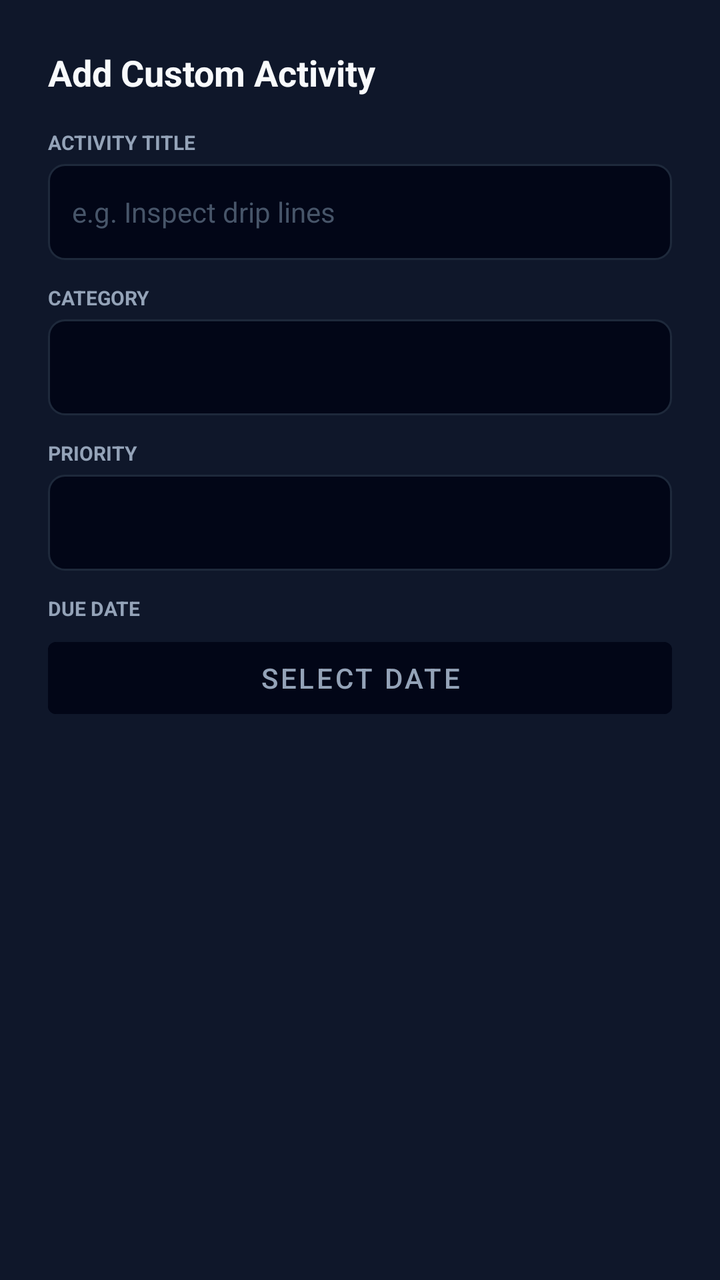
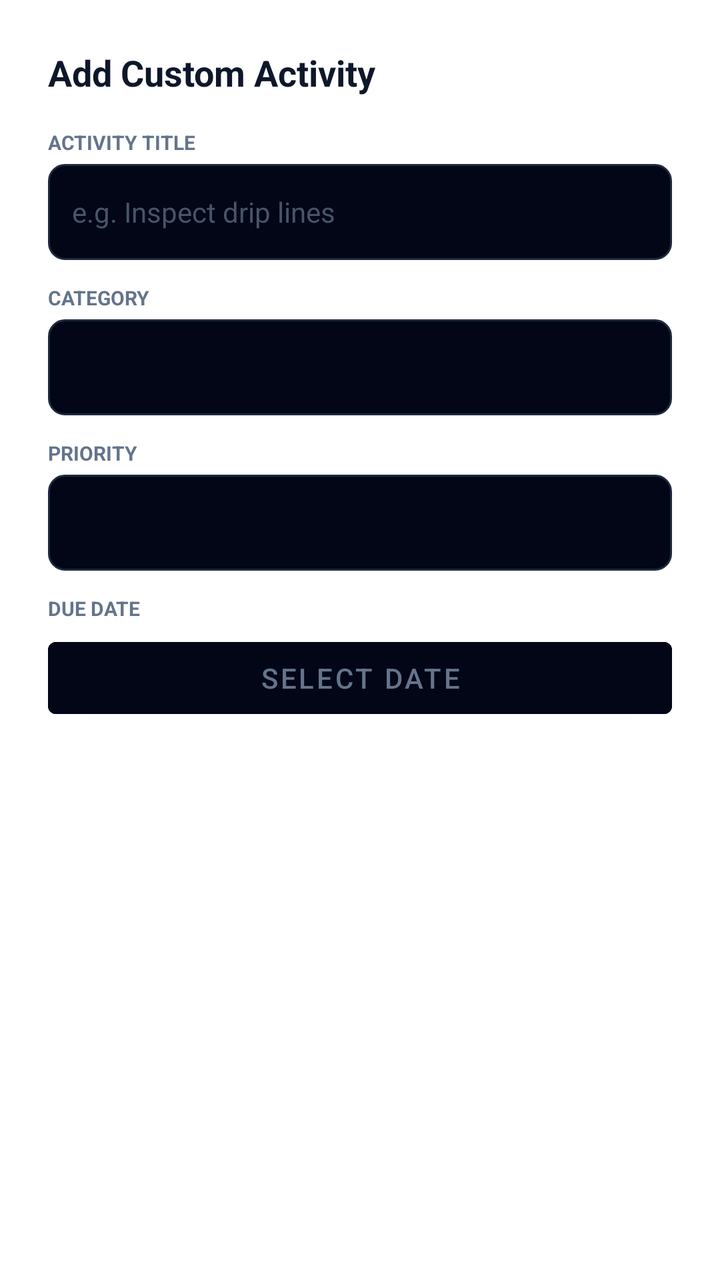

Two renders of the same Android screen: before a commit and after it. Below are the layout's source before the change and the commit's diff.
<!-- AndroidManifest.xml: application theme AppTheme -->
<!-- res/layout/dialog_add_task.xml -->
<?xml version="1.0" encoding="utf-8"?>
<LinearLayout xmlns:android="http://schemas.android.com/apk/res/android"
    android:layout_width="match_parent"
    android:layout_height="wrap_content"
    android:orientation="vertical"
    android:padding="24dp"
    android:background="#0f172a">

    <TextView
        android:layout_width="match_parent"
        android:layout_height="wrap_content"
        android:text="Add Custom Activity"
        android:textColor="#f8fafc"
        android:textSize="18sp"
        android:textStyle="bold"
        android:layout_marginBottom="16dp" />

    <TextView
        android:layout_width="wrap_content"
        android:layout_height="wrap_content"
        android:text="ACTIVITY TITLE"
        android:textColor="#94a3b8"
        android:textSize="10sp"
        android:textStyle="bold"
        android:layout_marginBottom="4dp" />
    <EditText
        android:id="@+id/etTaskTitle"
        android:layout_width="match_parent"
        android:layout_height="48dp"
        android:background="@drawable/bg_spinner"
        android:textColor="#f8fafc"
        android:textSize="14sp"
        android:padding="12dp"
        android:hint="e.g. Inspect drip lines"
        android:textColorHint="#475569"
        android:layout_marginBottom="12dp" />

    <TextView
        android:layout_width="wrap_content"
        android:layout_height="wrap_content"
        android:text="CATEGORY"
        android:textColor="#94a3b8"
        android:textSize="10sp"
        android:textStyle="bold"
        android:layout_marginBottom="4dp" />
    <Spinner
        android:id="@+id/spinCategory"
        android:layout_width="match_parent"
        android:layout_height="48dp"
        android:background="@drawable/bg_spinner"
        android:layout_marginBottom="12dp" />

    <TextView
        android:layout_width="wrap_content"
        android:layout_height="wrap_content"
        android:text="PRIORITY"
        android:textColor="#94a3b8"
        android:textSize="10sp"
        android:textStyle="bold"
        android:layout_marginBottom="4dp" />
    <Spinner
        android:id="@+id/spinPriority"
        android:layout_width="match_parent"
        android:layout_height="48dp"
        android:background="@drawable/bg_spinner"
        android:layout_marginBottom="12dp" />

    <TextView
        android:layout_width="wrap_content"
        android:layout_height="wrap_content"
        android:text="DUE DATE"
        android:textColor="#94a3b8"
        android:textSize="10sp"
        android:textStyle="bold"
        android:layout_marginBottom="4dp" />
    <Button
        android:id="@+id/btnDueDate"
        android:layout_width="match_parent"
        android:layout_height="48dp"
        android:backgroundTint="#020617"
        android:text="Select Date"
        android:textColor="#94a3b8"
        android:textSize="14sp"
        android:layout_marginBottom="16dp" />

</LinearLayout>
<!-- resources referenced by this layout -->
<resources>
  <!-- drawable bg_spinner (drawable) -->
  <?xml version="1.0" encoding="utf-8"?>
  <shape xmlns:android="http://schemas.android.com/apk/res/android">
      <solid android:color="#020617"/>
      <stroke android:width="1dp" android:color="#1e293b"/>
      <corners android:radius="8dp"/>
  </shape>
  <style name="AppTheme" parent="Theme.MaterialComponents.DayNight.NoActionBar">
          <item name="colorPrimary">@color/colorPrimary</item>
          <item name="colorPrimaryDark">@color/colorPrimaryDark</item>
          <item name="colorAccent">@color/colorAccent</item>
          <item name="android:windowBackground">@color/colorBackground</item>
          <item name="android:statusBarColor">@color/colorBackground</item>
          <item name="android:navigationBarColor">@color/colorBottomNav</item>
          <item name="android:textColorPrimary">@color/colorTextPrimary</item>
          <item name="android:textColorSecondary">@color/colorTextSecondary</item>
          <item name="elevationOverlayEnabled">false</item>
      </style>
  <color name="colorPrimary">#059669</color>
  <color name="colorPrimaryDark">#047857</color>
  <color name="colorAccent">#10B981</color>
  <color name="colorBackground">#F8FAFC</color>
  <color name="colorBottomNav">#FFFFFF</color>
  <color name="colorTextPrimary">#0F172A</color>
  <color name="colorTextSecondary">#475569</color>
</resources>

<!-- the commit's change to res/layout/dialog_add_task.xml (unified diff, before → after) -->
@@ -4,13 +4,13 @@
     android:layout_height="wrap_content"
     android:orientation="vertical"
     android:padding="24dp"
-    android:background="#0f172a">
+    android:background="@color/colorSurface">
 
     <TextView
         android:layout_width="match_parent"
         android:layout_height="wrap_content"
         android:text="Add Custom Activity"
-        android:textColor="#f8fafc"
+        android:textColor="@color/colorTextPrimary"
         android:textSize="18sp"
         android:textStyle="bold"
         android:layout_marginBottom="16dp" />
@@ -19,7 +19,7 @@
         android:layout_width="wrap_content"
         android:layout_height="wrap_content"
         android:text="ACTIVITY TITLE"
-        android:textColor="#94a3b8"
+        android:textColor="@color/colorTextMuted"
         android:textSize="10sp"
         android:textStyle="bold"
         android:layout_marginBottom="4dp" />
@@ -28,7 +28,7 @@
         android:layout_width="match_parent"
         android:layout_height="48dp"
         android:background="@drawable/bg_spinner"
-        android:textColor="#f8fafc"
+        android:textColor="@color/colorTextPrimary"
         android:textSize="14sp"
         android:padding="12dp"
         android:hint="e.g. Inspect drip lines"
@@ -39,7 +39,7 @@
         android:layout_width="wrap_content"
         android:layout_height="wrap_content"
         android:text="CATEGORY"
-        android:textColor="#94a3b8"
+        android:textColor="@color/colorTextMuted"
         android:textSize="10sp"
         android:textStyle="bold"
         android:layout_marginBottom="4dp" />
@@ -54,7 +54,7 @@
         android:layout_width="wrap_content"
         android:layout_height="wrap_content"
         android:text="PRIORITY"
-        android:textColor="#94a3b8"
+        android:textColor="@color/colorTextMuted"
         android:textSize="10sp"
         android:textStyle="bold"
         android:layout_marginBottom="4dp" />
@@ -69,7 +69,7 @@
         android:layout_width="wrap_content"
         android:layout_height="wrap_content"
         android:text="DUE DATE"
-        android:textColor="#94a3b8"
+        android:textColor="@color/colorTextMuted"
         android:textSize="10sp"
         android:textStyle="bold"
         android:layout_marginBottom="4dp" />
@@ -79,7 +79,7 @@
         android:layout_height="48dp"
         android:backgroundTint="#020617"
         android:text="Select Date"
-        android:textColor="#94a3b8"
+        android:textColor="@color/colorTextMuted"
         android:textSize="14sp"
         android:layout_marginBottom="16dp" />
 
<!-- resource entries referenced after the edit -->
@@ -1,5 +1,7 @@
 <!-- resources referenced by this layout -->
 <resources>
+  <color name="colorSurface">#FFFFFF</color>
+  <color name="colorTextMuted">#64748B</color>
   <!-- drawable bg_spinner (drawable) -->
   <?xml version="1.0" encoding="utf-8"?>
   <shape xmlns:android="http://schemas.android.com/apk/res/android">
